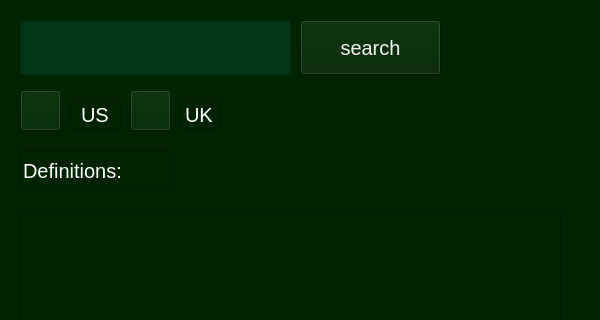
Skripkon/App-for-learning-English-LANGOD, file SearchWindow.ui: the form before one commit; both pictures show x 0 to 600 and y 0 to 320 of the 600 by 800 pixel window.
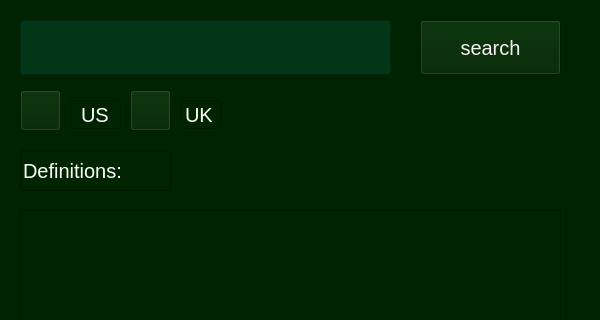
The form after the commit. Icons and pictures are not drawn.

Commit message: search button updated

```diff
--- a/SearchWindow.ui
+++ b/SearchWindow.ui
@@ -21,7 +21,7 @@
    <widget class="QPushButton" name="searchbutton">
     <property name="geometry">
      <rect>
-      <x>300</x>
+      <x>420</x>
       <y>20</y>
       <width>141</width>
       <height>55</height>
@@ -42,7 +42,7 @@
      <rect>
       <x>20</x>
       <y>20</y>
-      <width>271</width>
+      <width>371</width>
       <height>55</height>
      </rect>
     </property>
```
